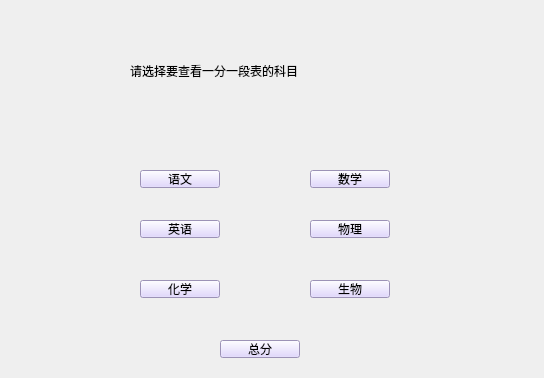
lensans/-, file CODE/choice_window.ui: the form before one commit.
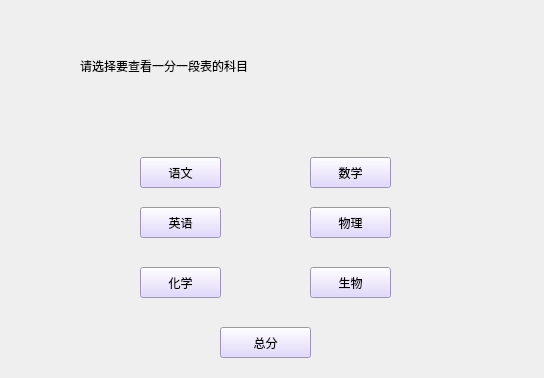
The form after the commit.

The edit to the form file:
```diff
--- a/CODE/choice_window.ui
+++ b/CODE/choice_window.ui
@@ -17,9 +17,9 @@
    <property name="geometry">
     <rect>
      <x>140</x>
-     <y>170</y>
-     <width>80</width>
-     <height>18</height>
+     <y>157</y>
+     <width>81</width>
+     <height>31</height>
     </rect>
    </property>
    <property name="styleSheet">
@@ -34,9 +34,9 @@
    <property name="geometry">
     <rect>
      <x>310</x>
-     <y>170</y>
-     <width>80</width>
-     <height>18</height>
+     <y>157</y>
+     <width>81</width>
+     <height>31</height>
     </rect>
    </property>
    <property name="styleSheet">
@@ -51,9 +51,9 @@
    <property name="geometry">
     <rect>
      <x>140</x>
-     <y>220</y>
-     <width>80</width>
-     <height>18</height>
+     <y>207</y>
+     <width>81</width>
+     <height>31</height>
     </rect>
    </property>
    <property name="styleSheet">
@@ -68,9 +68,9 @@
    <property name="geometry">
     <rect>
      <x>140</x>
-     <y>280</y>
-     <width>80</width>
-     <height>18</height>
+     <y>267</y>
+     <width>81</width>
+     <height>31</height>
     </rect>
    </property>
    <property name="styleSheet">
@@ -85,9 +85,9 @@
    <property name="geometry">
     <rect>
      <x>310</x>
-     <y>220</y>
-     <width>80</width>
-     <height>18</height>
+     <y>207</y>
+     <width>81</width>
+     <height>31</height>
     </rect>
    </property>
    <property name="styleSheet">
@@ -102,9 +102,9 @@
    <property name="geometry">
     <rect>
      <x>310</x>
-     <y>280</y>
-     <width>80</width>
-     <height>18</height>
+     <y>267</y>
+     <width>81</width>
+     <height>31</height>
     </rect>
    </property>
    <property name="styleSheet">
@@ -119,9 +119,9 @@
    <property name="geometry">
     <rect>
      <x>220</x>
-     <y>340</y>
-     <width>80</width>
-     <height>18</height>
+     <y>327</y>
+     <width>91</width>
+     <height>31</height>
     </rect>
    </property>
    <property name="styleSheet">
@@ -135,10 +135,10 @@
   <widget class="QLabel" name="label">
    <property name="geometry">
     <rect>
-     <x>130</x>
-     <y>40</y>
-     <width>261</width>
-     <height>61</height>
+     <x>80</x>
+     <y>0</y>
+     <width>421</width>
+     <height>131</height>
     </rect>
    </property>
    <property name="styleSheet">
```
